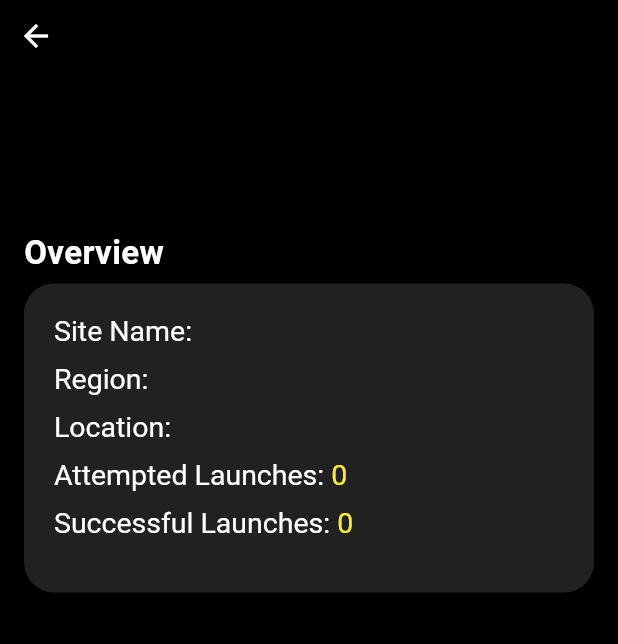
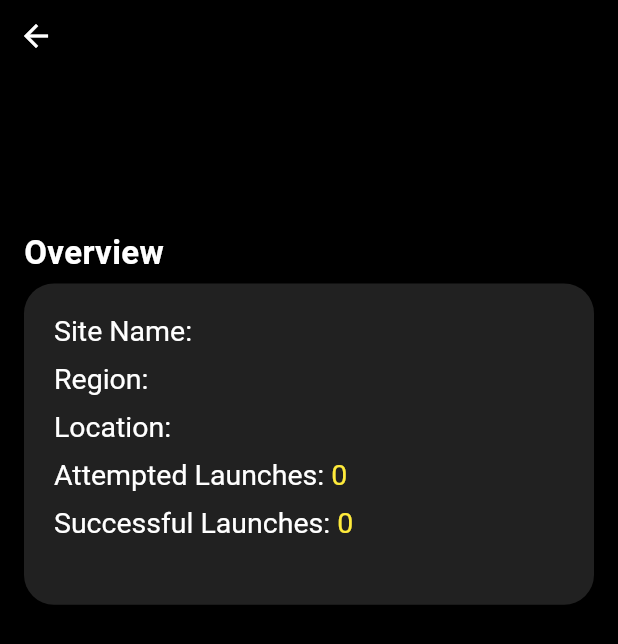
Before and after one commit to migarakavishan/space_x, a Flutter app: the LaunchPadView screen opened directly with empty values, on a phone screen of 412 x 824 dp. Shown: the top 644 px of the screen. Run offline on Flutter 3.47's test engine with Material 3 defaults, Android fonts, the light colour scheme and no system bars; our stand-ins replace carousel_slider, logger; network calls fail.

Commit message:
launch pad overview container height change

```diff
--- a/lib/screens/rocket_view/launchpad_view.dart
+++ b/lib/screens/rocket_view/launchpad_view.dart
@@ -70,7 +70,7 @@ class _LaunchPadViewState extends State<LaunchPadView> {
                   Column(
                     children: [
                       Container(
-                        height: size.height * 0.25,
+                        height: size.height * 0.26,
                         width: size.width,
                         decoration: BoxDecoration(
                             borderRadius: BorderRadius.circular(20),
```
